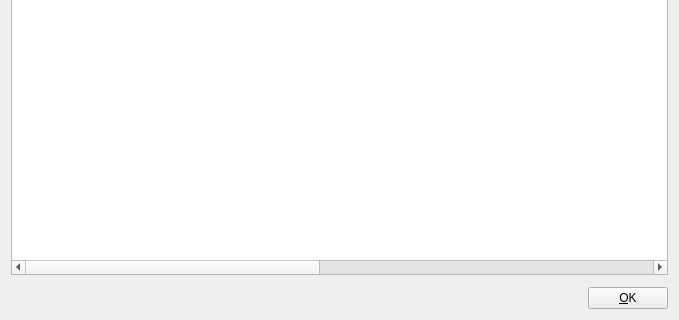
Before: the Qt Designer form src/Widgets/Rundown/OpenRundownFromUrlDialog.ui in CasparCG/client, drawn with Qt 5; both pictures show x 0 to 679 and y 201 to 521 of the 679 by 521 pixel window.
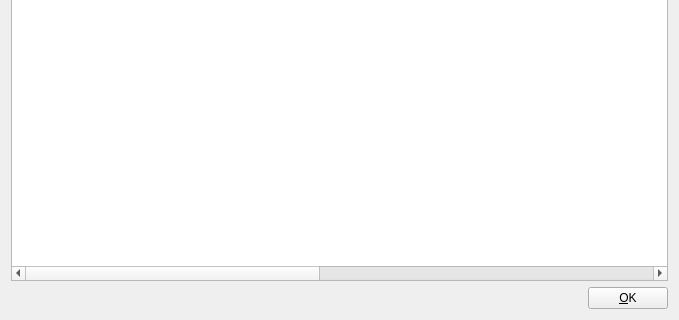
After: the same form once the commit is applied.

Commit message: Simplify layout of assorted widgets

What changed in the file:
```diff
--- a/src/Widgets/Rundown/OpenRundownFromUrlDialog.ui
+++ b/src/Widgets/Rundown/OpenRundownFromUrlDialog.ui
@@ -13,11 +13,8 @@
   <property name="windowTitle">
    <string>Open Rundown from repository</string>
   </property>
-  <layout class="QVBoxLayout" name="verticalLayout">
-   <property name="spacing">
-    <number>12</number>
-   </property>
-   <item>
+  <layout class="QGridLayout" name="gridLayout">
+   <item row="0" column="0" colspan="2">
     <widget class="QTreeWidget" name="treeWidgetRundowns">
      <property name="rootIsDecorated">
       <bool>false</bool>
@@ -53,9 +50,7 @@
      </column>
     </widget>
    </item>
-   <item>
-    <layout class="QHBoxLayout" name="horizontalLayout">
-     <item>
+   <item row="1" column="0">
       <spacer name="horizontalSpacer">
        <property name="orientation">
         <enum>Qt::Horizontal</enum>
@@ -68,7 +63,7 @@
        </property>
       </spacer>
      </item>
-     <item>
+   <item row="1" column="1">
       <widget class="QPushButton" name="pushButtonOk">
        <property name="focusPolicy">
         <enum>Qt::NoFocus</enum>
@@ -80,8 +75,6 @@
         <string>Alt+O</string>
        </property>
       </widget>
-     </item>
-    </layout>
    </item>
   </layout>
  </widget>
```
Lines whose indentation alone changed are shown as unchanged. The commit also changes 13 other files.
